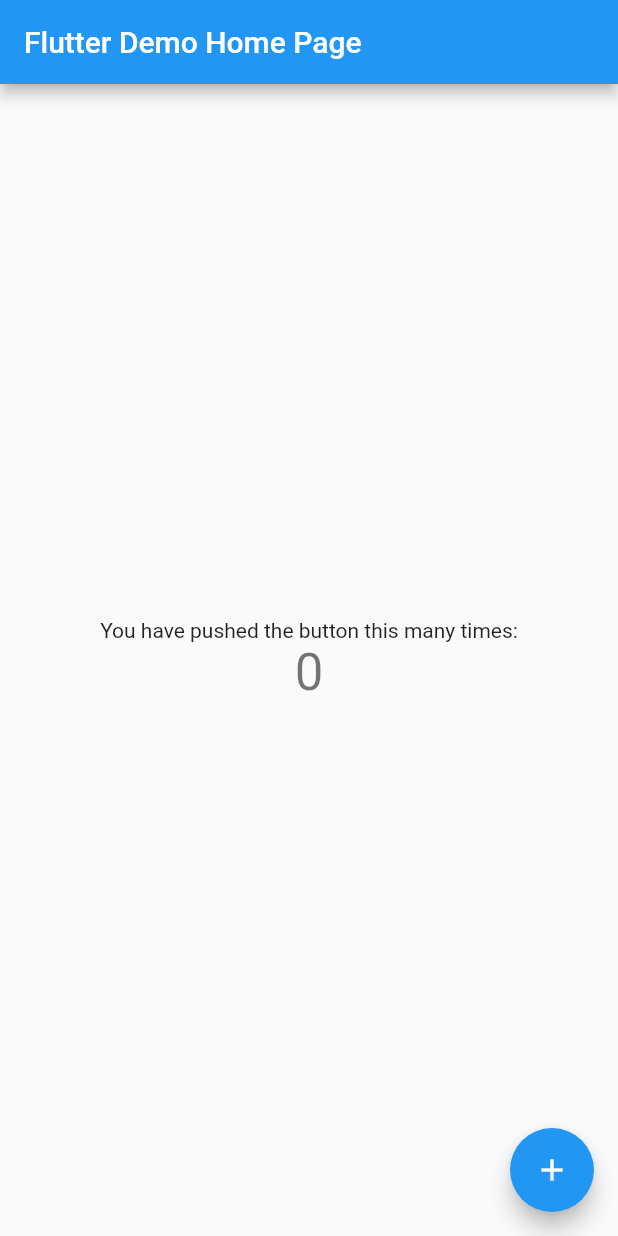
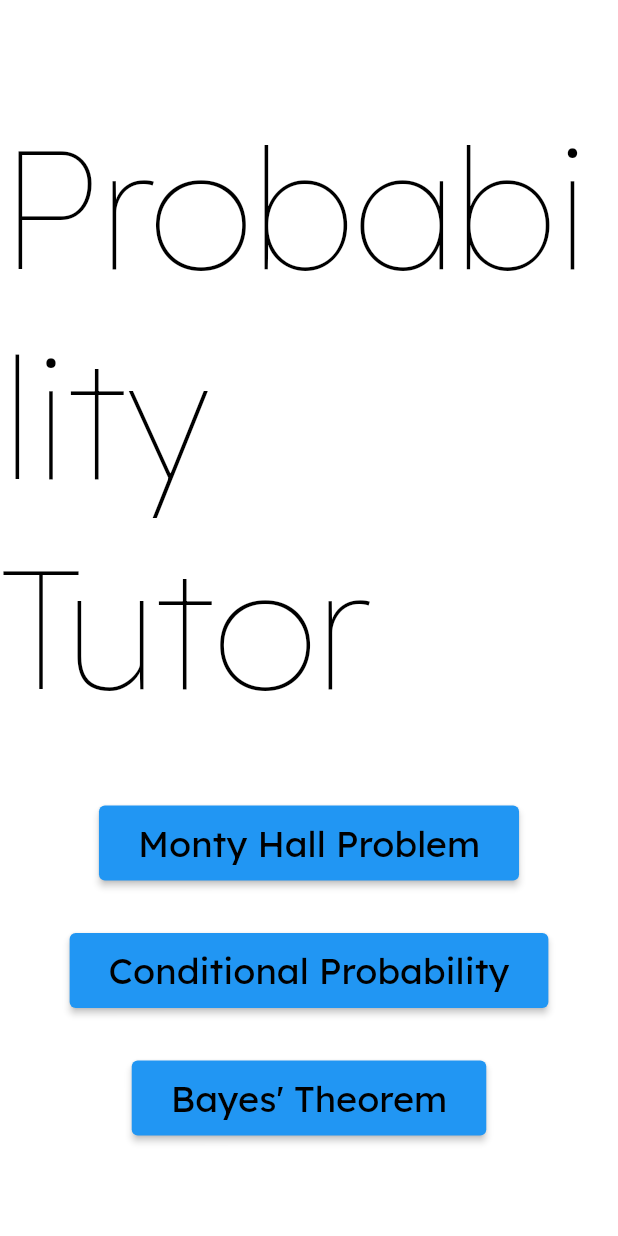
Before and after one commit to szewye/probability_tutor, a Flutter app: the screen it shows after launch, on a phone screen of 412 x 824 dp. Run offline on Flutter 3.47's test engine with Material 2 defaults, Android fonts, the light colour scheme and no system bars; our stand-ins replace google_fonts.

Commit message:
Set up homepage

```diff
--- /dev/null
+++ b/lib/constants.dart
@@ -0,0 +1 @@
+const double buttonsDistance = 35;
--- /dev/null
+++ b/lib/homepage.dart
@@ -0,0 +1,47 @@
+import 'package:flutter/material.dart';
+import 'package:probability_tutor/constants.dart';
+
+class Homepage extends StatelessWidget {
+  const Homepage({Key? key}) : super(key: key);
+
+  @override
+  Widget build(BuildContext context) {
+    return Builder(builder: (context) {
+      return Center(
+        child: Column(
+          mainAxisAlignment: MainAxisAlignment.center,
+          children: [
+            Text(
+              'Probability Tutor',
+              style: Theme.of(context).textTheme.headline1,
+            ),
+            const SizedBox(height: 50),
+            ElevatedButton(
+                onPressed: () {},
+                child: Padding(
+                  padding: const EdgeInsets.all(10.0),
+                  child: Text('Monty Hall Problem',
+                      style: Theme.of(context).textTheme.headline5),
+                )),
+            const SizedBox(height: buttonsDistance),
+            ElevatedButton(
+                onPressed: () {},
+                child: Padding(
+                  padding: const EdgeInsets.all(10.0),
+                  child: Text('Conditional Probability',
+                      style: Theme.of(context).textTheme.headline5),
+                )),
+            const SizedBox(height: buttonsDistance),
+            ElevatedButton(
+                onPressed: () {},
+                child: Padding(
+                  padding: const EdgeInsets.all(10.0),
+                  child: Text('Bayes\' Theorem',
+                      style: Theme.of(context).textTheme.headline5),
+                )),
+          ],
+        ),
+      );
+    });
+  }
+}
--- a/lib/main.dart
+++ b/lib/main.dart
@@ -1,97 +1,130 @@
 import 'package:flutter/material.dart';
+import 'package:google_fonts/google_fonts.dart';
+import 'package:probability_tutor/homepage.dart';
+
+// void main() {
+//   runApp(const MyApp());
+// }
+
+// class MyApp extends StatelessWidget {
+//   const MyApp({super.key});
+
+//   // This widget is the root of your application.
+//   @override
+//   Widget build(BuildContext context) {
+//     return MaterialApp(
+//       title: 'Flutter Demo',
+//       theme: ThemeData(
+//         textTheme: GoogleFonts.lexendTextTheme(
+//           (Theme.of(context).textTheme).apply(
+//             bodyColor: Colors.black,
+//             displayColor: Colors.black,
+//           ),
+//         ),
+//       ),
+//       home: const MyHomePage(title: 'Flutter Demo Home Page'),
+//     );
+//   }
+// }
+
+// class MyHomePage extends StatefulWidget {
+//   const MyHomePage({super.key, required this.title});
+
+//   final String title;
+
+//   @override
+//   State<MyHomePage> createState() => _MyHomePageState();
+// }
+
+// class _MyHomePageState extends State<MyHomePage> {
+//   int _counter = 0;
+
+//   void _incrementCounter() {
+//     setState(() {
+//       // This call to setState tells the Flutter framework that something has
+//       // changed in this State, which causes it to rerun the build method below
+//       // so that the display can reflect the updated values. If we changed
+//       // _counter without calling setState(), then the build method would not be
+//       // called again, and so nothing would appear to happen.
+//       _counter++;
+//     });
+//   }
+
+//   @override
+//   Widget build(BuildContext context) {
+//     // This method is rerun every time setState is called, for instance as done
+//     // by the _incrementCounter method above.
+//     //
+//     // The Flutter framework has been optimized to make rerunning build methods
+//     // fast, so that you can just rebuild anything that needs updating rather
+//     // than having to individually change instances of widgets.
+//     return Scaffold(
+//       appBar: AppBar(
+//         // Here we take the value from the MyHomePage object that was created by
+//         // the App.build method, and use it to set our appbar title.
+//         title: Text(widget.title),
+//       ),
+//       body: Center(
+//         // Center is a layout widget. It takes a single child and positions it
+//         // in the middle of the parent.
+//         child: Column(
+//           // Column is also a layout widget. It takes a list of children and
+//           // arranges them vertically. By default, it sizes itself to fit its
+//           // children horizontally, and tries to be as tall as its parent.
+//           //
+//           // Invoke "debug painting" (press "p" in the console, choose the
+//           // "Toggle Debug Paint" action from the Flutter Inspector in Android
+//           // Studio, or the "Toggle Debug Paint" command in Visual Studio Code)
+//           // to see the wireframe for each widget.
+//           //
+//           // Column has various properties to control how it sizes itself and
+//           // how it positions its children. Here we use mainAxisAlignment to
+//           // center the children vertically; the main axis here is the vertical
+//           // axis because Columns are vertical (the cross axis would be
+//           // horizontal).
+//           mainAxisAlignment: MainAxisAlignment.center,
+//           children: <Widget>[
+//             const Text(
+//               'You have pushed the button this many times:',
+//             ),
+//             Text(
+//               '$_counter',
+//               style: Theme.of(context).textTheme.headline4,
+//             ),
+//           ],
+//         ),
+//       ),
+//       floatingActionButton: FloatingActionButton(
+//         onPressed: _incrementCounter,
+//         tooltip: 'Increment',
+//         child: const Icon(Icons.add),
+//       ), // This trailing comma makes auto-formatting nicer for build methods.
+//     );
+//   }
+// }
 
 void main() {
-  runApp(const MyApp());
+  runApp(const ProbabilityTutor());
 }
 
-class MyApp extends StatelessWidget {
-  const MyApp({super.key});
+class ProbabilityTutor extends StatelessWidget {
+  const ProbabilityTutor({Key? key}) : super(key: key);
 
   // This widget is the root of your application.
   @override
   Widget build(BuildContext context) {
     return MaterialApp(
-      title: 'Flutter Demo',
+      title: 'Probability Tutor',
+      debugShowCheckedModeBanner: false,
       theme: ThemeData(
-        primarySwatch: Colors.blue,
+        textTheme: GoogleFonts.lexendTextTheme(
+          (Theme.of(context).textTheme).apply(
+            bodyColor: Colors.black,
+            displayColor: Colors.black,
+          ),
+        ),
       ),
-      home: const MyHomePage(title: 'Flutter Demo Home Page'),
+      home: const Homepage(),
     );
   }
 }
-
-class MyHomePage extends StatefulWidget {
-  const MyHomePage({super.key, required this.title});
-
-  final String title;
-
-  @override
-  State<MyHomePage> createState() => _MyHomePageState();
-}
-
-class _MyHomePageState extends State<MyHomePage> {
-  int _counter = 0;
-
-  void _incrementCounter() {
-    setState(() {
-      // This call to setState tells the Flutter framework that something has
-      // changed in this State, which causes it to rerun the build method below
-      // so that the display can reflect the updated values. If we changed
-      // _counter without calling setState(), then the build method would not be
-      // called again, and so nothing would appear to happen.
-      _counter++;
-    });
-  }
-
-  @override
-  Widget build(BuildContext context) {
-    // This method is rerun every time setState is called, for instance as done
-    // by the _incrementCounter method above.
-    //
-    // The Flutter framework has been optimized to make rerunning build methods
-    // fast, so that you can just rebuild anything that needs updating rather
-    // than having to individually change instances of widgets.
-    return Scaffold(
-      appBar: AppBar(
-        // Here we take the value from the MyHomePage object that was created by
-        // the App.build method, and use it to set our appbar title.
-        title: Text(widget.title),
-      ),
-      body: Center(
-        // Center is a layout widget. It takes a single child and positions it
-        // in the middle of the parent.
-        child: Column(
-          // Column is also a layout widget. It takes a list of children and
-          // arranges them vertically. By default, it sizes itself to fit its
-          // children horizontally, and tries to be as tall as its parent.
-          //
-          // Invoke "debug painting" (press "p" in the console, choose the
-          // "Toggle Debug Paint" action from the Flutter Inspector in Android
-          // Studio, or the "Toggle Debug Paint" command in Visual Studio Code)
-          // to see the wireframe for each widget.
-          //
-          // Column has various properties to control how it sizes itself and
-          // how it positions its children. Here we use mainAxisAlignment to
-          // center the children vertically; the main axis here is the vertical
-          // axis because Columns are vertical (the cross axis would be
-          // horizontal).
-          mainAxisAlignment: MainAxisAlignment.center,
-          children: <Widget>[
-            const Text(
-              'You have pushed the button this many times:',
-            ),
-            Text(
-              '$_counter',
-              style: Theme.of(context).textTheme.headline4,
-            ),
-          ],
-        ),
-      ),
-      floatingActionButton: FloatingActionButton(
-        onPressed: _incrementCounter,
-        tooltip: 'Increment',
-        child: const Icon(Icons.add),
-      ), // This trailing comma makes auto-formatting nicer for build methods.
-    );
-  }
-}
--- a/pubspec.yaml
+++ b/pubspec.yaml
@@ -36,6 +36,7 @@
   # The following adds the Cupertino Icons font to your application.
   # Use with the CupertinoIcons class for iOS style icons.
   cupertino_icons: ^1.0.2
+  google_fonts: ^3.0.1
 
 dev_dependencies:
   flutter_test:
```
Also changed, not shown: lib/colours.dart (added), pubspec.lock, 7 other files.
